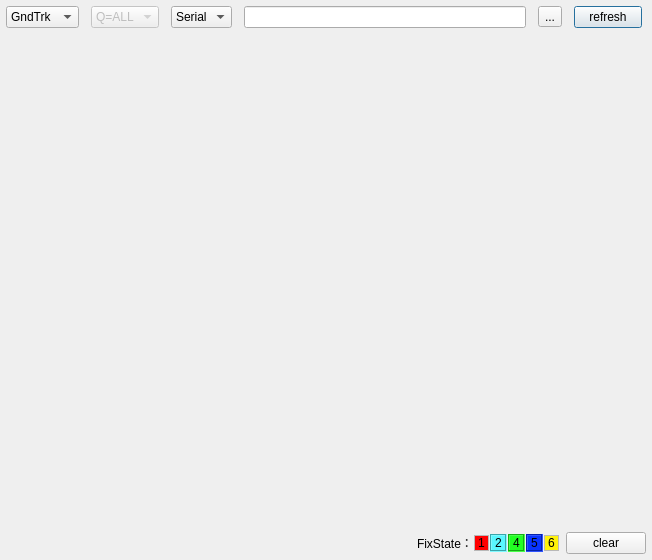
Qt form gui/plotdialog.ui (linlintaotao/trident3.0) before a commit.
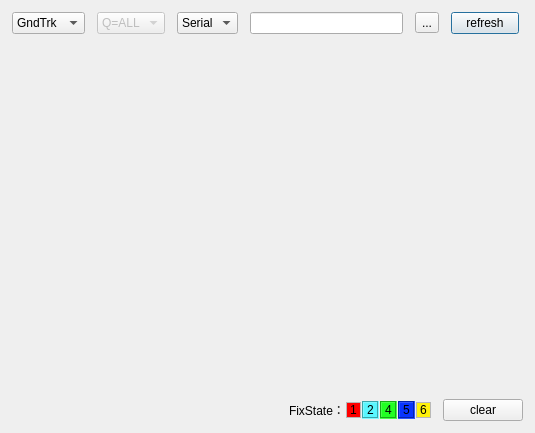
The same form after that commit.

```diff
--- a/gui/plotdialog.ui
+++ b/gui/plotdialog.ui
@@ -6,8 +6,8 @@
    <rect>
     <x>0</x>
     <y>0</y>
-    <width>652</width>
-    <height>560</height>
+    <width>535</width>
+    <height>433</height>
    </rect>
   </property>
   <property name="sizePolicy">
@@ -27,16 +27,16 @@
   </property>
   <layout class="QGridLayout" name="gridLayout">
    <property name="leftMargin">
-    <number>6</number>
+    <number>12</number>
    </property>
    <property name="topMargin">
-    <number>6</number>
+    <number>12</number>
    </property>
    <property name="rightMargin">
-    <number>6</number>
+    <number>12</number>
    </property>
    <property name="bottomMargin">
-    <number>6</number>
+    <number>12</number>
    </property>
    <item row="0" column="0">
     <layout class="QVBoxLayout" name="verticalLayout" stretch="0,1,0">
@@ -198,7 +198,7 @@
      <item>
       <layout class="QHBoxLayout" name="horizontalLayout_3">
        <property name="spacing">
-        <number>-1</number>
+        <number>6</number>
        </property>
        <item>
         <widget class="QLabel" name="messagebox">
```
